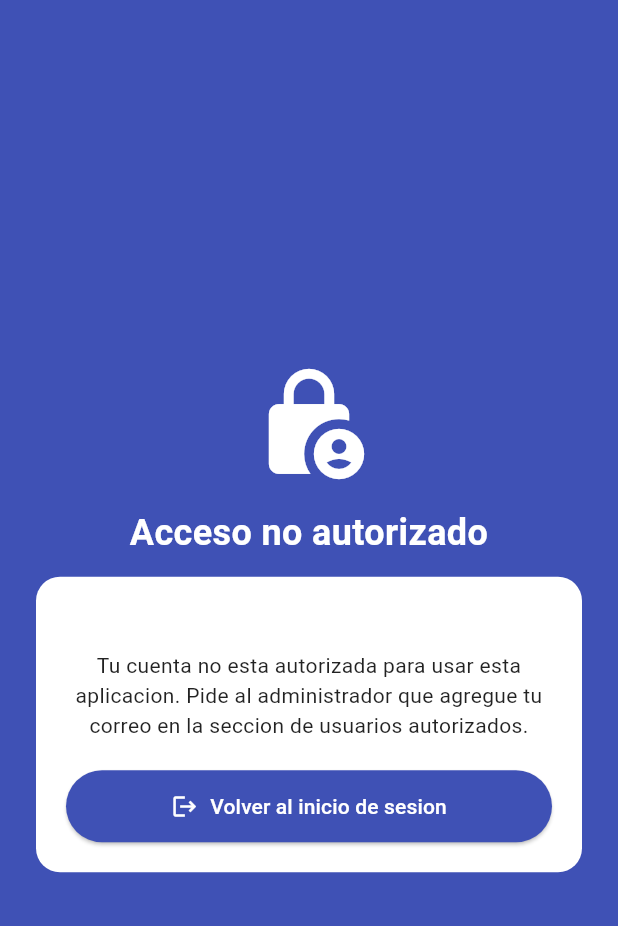
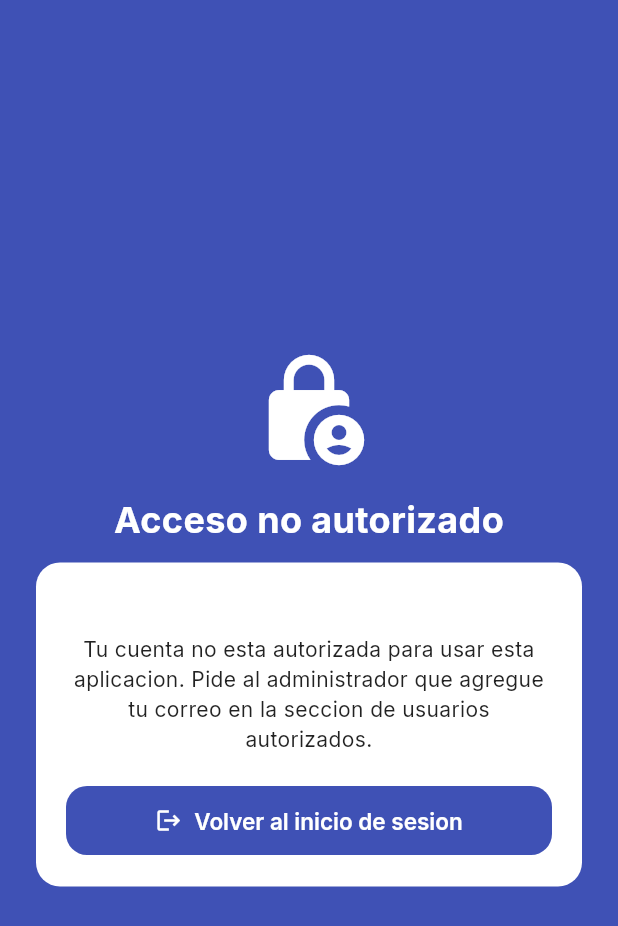
Before and after one commit to andreyjohan6-netizen/tesoreria_iglesia, a Flutter app: the screen it shows once a user with an empty profile is signed in, on a phone screen of 412 x 824 dp. Shown: the top 926 px of the screen. Run offline on Flutter 3.47's test engine with Material 3 defaults, Android fonts, the phone set to English and light mode, and no system bars; our stand-ins replace cloud_firestore, firebase_auth, firebase_core, google_fonts, pdf, printing; missing offline and left inert: dart:html, excel, universal_html; accounts and stored records are empty; statements that could not run were skipped.

```diff
--- a/lib/main.dart
+++ b/lib/main.dart
@@ -3,6 +3,7 @@ import 'package:firebase_core/firebase_core.dart';
 import 'package:firebase_auth/firebase_auth.dart';
 import 'firebase_options.dart';
 import 'services/permisos.dart';
+import 'theme/app_theme.dart';
 import 'screens/resumen_screen.dart';
 import 'screens/libro_screen.dart';
 import 'screens/reportes_screen.dart';
@@ -42,17 +43,9 @@ class _TesoreriaAppState extends State<TesoreriaApp> {
       debugShowCheckedModeBanner: false,
       title: 'Tesoreria Iglesia',
       themeMode: _themeMode,
-      theme: ThemeData(
-        colorScheme: ColorScheme.fromSeed(seedColor: Colors.indigo),
-        useMaterial3: true,
-      ),
-      darkTheme: ThemeData(
-        colorScheme: ColorScheme.fromSeed(
-          seedColor: Colors.indigo,
-          brightness: Brightness.dark,
-        ),
-        useMaterial3: true,
-      ),
+      theme: AppTheme.light,
+      darkTheme: AppTheme.dark,
+
       home: StreamBuilder<User?>(
         stream: FirebaseAuth.instance.authStateChanges(),
         builder: (context, snapshot) {
--- /dev/null
+++ b/lib/theme/app_theme.dart
@@ -0,0 +1,114 @@
+import 'package:flutter/material.dart';
+import 'package:google_fonts/google_fonts.dart';
+
+/// Paleta de colores de la marca.
+class AppColors {
+  static const Color brand = Color(0xFF3F51B5); // Indigo principal
+  static const Color brandDark = Color(0xFF303F9F);
+  static const Color ingreso = Color(0xFF2E7D32); // Verde ingresos
+  static const Color egreso = Color(0xFFC62828); // Rojo egresos
+  static const Color aviso = Color(0xFFE65100); // Naranja (anular/avisos)
+
+  static const Color bgLight = Color(0xFFF4F5F9);
+  static const Color bgDark = Color(0xFF121316);
+  static const Color surfaceLight = Colors.white;
+  static const Color surfaceDark = Color(0xFF1E1F24);
+}
+
+/// Escala de espaciados.
+class AppSpacing {
+  static const double xs = 4;
+  static const double sm = 8;
+  static const double md = 12;
+  static const double lg = 16;
+  static const double xl = 24;
+}
+
+/// Escala de radios de borde.
+class AppRadius {
+  static const double sm = 10;
+  static const double md = 14;
+  static const double lg = 20;
+}
+
+/// Tema central de la aplicacion (claro y oscuro).
+class AppTheme {
+  static ThemeData _base(Brightness brightness) {
+    final isDark = brightness == Brightness.dark;
+
+    final colorScheme = ColorScheme.fromSeed(
+      seedColor: AppColors.brand,
+      brightness: brightness,
+    );
+
+    final baseTextTheme = (isDark ? ThemeData.dark() : ThemeData.light()).textTheme;
+    final textTheme = GoogleFonts.interTextTheme(baseTextTheme);
+
+    return ThemeData(
+      useMaterial3: true,
+      colorScheme: colorScheme,
+      scaffoldBackgroundColor: isDark ? AppColors.bgDark : AppColors.bgLight,
+      textTheme: textTheme,
+      appBarTheme: AppBarTheme(
+        backgroundColor: AppColors.brand,
+        foregroundColor: Colors.white,
+        centerTitle: true,
+        elevation: 0,
+        scrolledUnderElevation: 0,
+        titleTextStyle: GoogleFonts.inter(
+          color: Colors.white,
+          fontSize: 18,
+          fontWeight: FontWeight.w600,
+        ),
+      ),
+      elevatedButtonTheme: ElevatedButtonThemeData(
+        style: ElevatedButton.styleFrom(
+          backgroundColor: AppColors.brand,
+          foregroundColor: Colors.white,
+          elevation: 0,
+          padding: const EdgeInsets.symmetric(vertical: 14, horizontal: 20),
+          shape: RoundedRectangleBorder(
+            borderRadius: BorderRadius.circular(AppRadius.md),
+          ),
+          textStyle: GoogleFonts.inter(fontWeight: FontWeight.w600, fontSize: 15),
+        ),
+      ),
+      textButtonTheme: TextButtonThemeData(
+        style: TextButton.styleFrom(foregroundColor: AppColors.brand),
+      ),
+      inputDecorationTheme: InputDecorationTheme(
+        filled: true,
+        fillColor: isDark ? const Color(0xFF26272E) : const Color(0xFFEFF1F6),
+        contentPadding: const EdgeInsets.symmetric(horizontal: 14, vertical: 14),
+        border: OutlineInputBorder(
+          borderRadius: BorderRadius.circular(AppRadius.md),
+          borderSide: BorderSide.none,
+        ),
+        enabledBorder: OutlineInputBorder(
+          borderRadius: BorderRadius.circular(AppRadius.md),
+          borderSide: BorderSide.none,
+        ),
+        focusedBorder: OutlineInputBorder(
+          borderRadius: BorderRadius.circular(AppRadius.md),
+          borderSide: const BorderSide(color: AppColors.brand, width: 1.5),
+        ),
+      ),
+      snackBarTheme: SnackBarThemeData(
+        behavior: SnackBarBehavior.floating,
+        shape: RoundedRectangleBorder(
+          borderRadius: BorderRadius.circular(AppRadius.md),
+        ),
+      ),
+      bottomNavigationBarTheme: BottomNavigationBarThemeData(
+        backgroundColor: isDark ? AppColors.surfaceDark : AppColors.surfaceLight,
+        selectedItemColor: AppColors.brand,
+        unselectedItemColor: Colors.grey,
+        type: BottomNavigationBarType.fixed,
+        elevation: 8,
+      ),
+    );
+  }
+
+  static ThemeData get light => _base(Brightness.light);
+  static ThemeData get dark => _base(Brightness.dark);
+}
```
Also changed, not shown: pubspec.yaml (+3 -71 lines), pubspec.lock.
